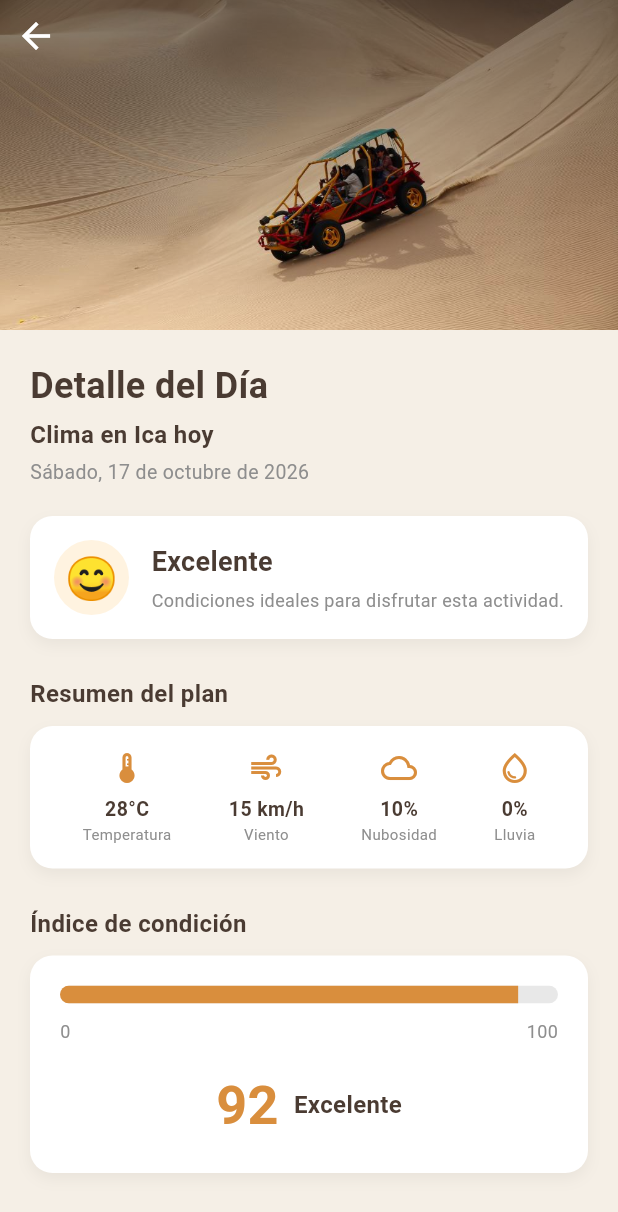
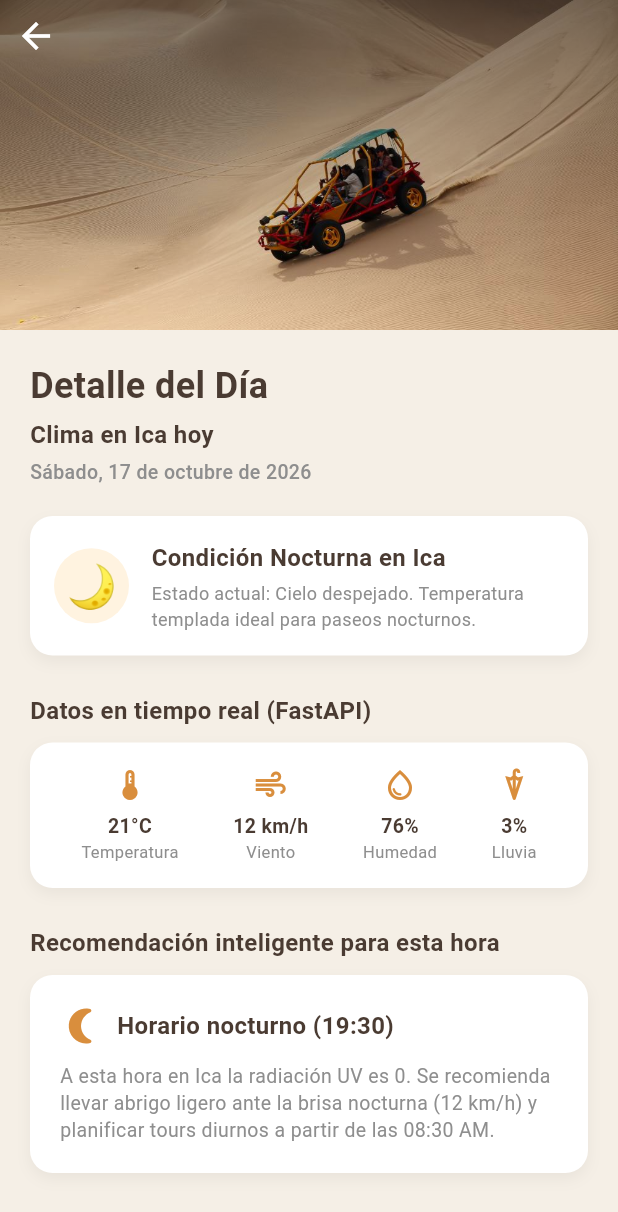
Before and after one commit to PauloMP-25/Ika-travel-platform, a Flutter app: the PantallaDetalleDia screen opened directly, on a phone screen of 412 x 824 dp. Shown: the top 1212 px of the screen. Run offline on Flutter 3.47's test engine with Material 3 defaults, Android fonts, the phone set to English and light mode, and no system bars; our stand-ins replace flutter_map, latlong2; missing offline and left inert: dart:html; network calls fail; statements that could not run were skipped.

Commit message:
feat(mobile): fijar URL de ngrok por defecto e integrar playas con Gemini AI
Se configuro la URL de ngrok fija por defecto para empaquetado de APK, se cargaron playas oficiales y se enlazaron recomendaciones de Gemini AI en tiempo real.\nFecha y hora: 2026-10-19 19:47:23

```diff
--- a/ika_travel_mobile/lib/config/api_config.dart
+++ b/ika_travel_mobile/lib/config/api_config.dart
@@ -3,7 +3,7 @@ class ApiConfig {
   // o modificar directamente esta variable cuando actives tu túnel.
   static String baseUrl = const String.fromEnvironment(
     'API_URL',
-    defaultValue: 'http://127.0.0.1:8000',
+    defaultValue: 'https://dreary-flap-stole.ngrok-free.dev',
   );
 
   // --- CATALOG (Actividades) ---
@@ -17,6 +17,8 @@ class ApiConfig {
   static String get weatherCurrent => '$baseUrl/api/v1/weather/current';
   static String get weatherForecast => '$baseUrl/api/v1/weather/forecast';
   static String get weatherAlerts => '$baseUrl/api/v1/weather/alerts';
+  static String get recommendationOfDay => '$baseUrl/api/v1/weather/recommendation-of-the-day';
+  static String get recommendations => '$baseUrl/api/v1/weather/recommendations';
 
   // --- EMERGENCY & SOS ---
   static String get emergencyContacts => '$baseUrl/api/v1/emergency/contacts';
--- a/ika_travel_mobile/lib/screens/pantalla_detalle.dart
+++ b/ika_travel_mobile/lib/screens/pantalla_detalle.dart
@@ -387,7 +387,6 @@ class _PantallaDetalleState extends State<PantallaDetalle> {
                           builder: (context) => PantallaDetalleDia(
                             tituloActividad: widget.titulo,
                             imagenActividad: widget.imagenes.first,
-                            fecha: 'Sábado, 17 de octubre de 2026',
                           ),
                         ),
                       );
--- a/ika_travel_mobile/lib/screens/pantalla_detalle_dia.dart
+++ b/ika_travel_mobile/lib/screens/pantalla_detalle_dia.dart
@@ -1,25 +1,110 @@
 import 'package:flutter/material.dart';
+import 'package:intl/intl.dart';
 
 import '../config/tema.dart';
 import '../config/colores_tema.dart';
+import '../services/weather_service.dart';
 
-class PantallaDetalleDia extends StatelessWidget {
+class PantallaDetalleDia extends StatefulWidget {
   final String tituloActividad;
   final String imagenActividad;
-  final String fecha;
+  final String? fecha;
 
   const PantallaDetalleDia({
     super.key,
     required this.tituloActividad,
     required this.imagenActividad,
-    required this.fecha,
+    this.fecha,
   });
+
+  @override
+  State<PantallaDetalleDia> createState() => _PantallaDetalleDiaState();
+}
+
+class _PantallaDetalleDiaState extends State<PantallaDetalleDia> {
+  final WeatherService _weatherService = WeatherService();
+
+  Map<String, dynamic>? _climaActual;
+  Map<String, dynamic>? _pronostico;
+  bool _cargando = true;
+
+  @override
+  void initState() {
+    super.initState();
+    _cargarDatosClima();
+  }
+
+  String? _textoRecomendacionIA;
+  List<dynamic> _consejosIA = [];
+
+  Future<void> _cargarDatosClima() async {
+    try {
+      final clima = await _weatherService.obtenerClimaActual();
+      final pron = await _weatherService.obtenerPronostico();
+      final recIA = await _weatherService.obtenerRecomendacionDelDia();
+      if (mounted) {
+        setState(() {
+          _climaActual = clima;
+          _pronostico = pron;
+          if (recIA != null) {
+            _textoRecomendacionIA = recIA['recommendation_text'] as String?;
+            _consejosIA = (recIA['consejos'] as List<dynamic>?) ?? [];
+          }
+          _cargando = false;
+        });
+      }
+    } catch (_) {
+      if (mounted) {
+        setState(() => _cargando = false);
+      }
+    }
+  }
+
+  String _obtenerFechaFormateada() {
+    if (widget.fecha != null && widget.fecha!.isNotEmpty) {
+      return widget.fecha!;
+    }
+    final ahora = DateTime.now();
+    final dias = ['Lunes', 'Martes', 'Miércoles', 'Jueves', 'Viernes', 'Sábado', 'Domingo'];
+    final meses = ['enero', 'febrero', 'marzo', 'abril', 'mayo', 'junio', 'julio', 'agosto', 'septiembre', 'octubre', 'noviembre', 'diciembre'];
+    final diaSemana = dias[ahora.weekday - 1];
+    final mes = meses[ahora.month - 1];
+    final hora = DateFormat('hh:mm a').format(ahora);
+    return '$diaSemana, ${ahora.day} de $mes de ${ahora.year} - $hora';
+  }
+
+  Widget _buildImagenCabecera() {
+    if (widget.imagenActividad.startsWith('assets/')) {
+      return Image.asset(
+        widget.imagenActividad,
+        fit: BoxFit.cover,
+        errorBuilder: (_, __, ___) => Image.asset(
+          'assets/images/carrusel_1_huacachina.jpg',
+          fit: BoxFit.cover,
+        ),
+      );
+    }
+    return Image.network(
+      widget.imagenActividad,
+      fit: BoxFit.cover,
+      errorBuilder: (_, __, ___) => Image.asset(
+        'assets/images/carrusel_1_huacachina.jpg',
+        fit: BoxFit.cover,
+      ),
+    );
+  }
 
   @override
   Widget build(BuildContext context) {
     final colorTexto = TemaApp.texto(context);
     final colorTextoSecundario = TemaApp.textoSecundario(context);
     final colorTarjeta = TemaApp.tarjeta(context);
+
+    final temp = _climaActual != null ? '${_climaActual!['temperatura_actual']?.round() ?? 21}°C' : '21°C';
+    final viento = _climaActual != null ? '${_climaActual!['velocidad_viento']?.round() ?? 12} km/h' : '12 km/h';
+    final humedad = _climaActual != null ? '${_climaActual!['humedad']?.round() ?? 76}%' : '76%';
+    final lluvia = _climaActual != null ? '${_climaActual!['probabilidad_precipitacion']?.round() ?? 3}%' : '3%';
+    final descripcion = _climaActual != null ? (_climaActual!['descripcion_clima'] ?? 'Cielo claro') : 'Cielo despejado';
 
     return Scaffold(
       backgroundColor: TemaApp.fondo(context),
@@ -32,13 +117,7 @@ class PantallaDetalleDia extends StatelessWidget {
                 SizedBox(
                   height: 220,
                   width: double.infinity,
-                  child: Image.asset(
-                    imagenActividad,
-                    fit: BoxFit.cover,
-                    errorBuilder: (context, error, stackTrace) {
-                      return Container(color: Colors.grey[400]);
-                    },
-                  ),
+                  child: _buildImagenCabecera(),
                 ),
                 Container(
                   height: 220,
@@ -81,7 +160,7 @@ class PantallaDetalleDia extends StatelessWidget {
                   ),
                   const SizedBox(height: 4),
                   Text(
-                    tituloActividad.replaceAll('\n', ' '),
+                    widget.tituloActividad.replaceAll('\n', ' '),
                     style: TextStyle(
                       fontSize: 16,
                       fontWeight: FontWeight.w600,
@@ -90,8 +169,8 @@ class PantallaDetalleDia extends StatelessWidget {
                   ),
                   const SizedBox(height: 4),
                   Text(
-                    fecha,
-                    style: TextStyle(fontSize: 13, color: colorTextoSecundario),
+                    _obtenerFechaFormateada(),
+                    style: TextStyle(fontSize: 13, color: colorTextoSecundario, fontWeight: FontWeight.w500),
                   ),
                 ],
               ),
@@ -122,7 +201,7 @@ class PantallaDetalleDia extends StatelessWidget {
                         shape: BoxShape.circle,
                       ),
                       child: const Center(
-                        child: Text('😊', style: TextStyle(fontSize: 28)),
+                        child: Text('🌙', style: TextStyle(fontSize: 28)),
                       ),
                     ),
                     const SizedBox(width: 15),
@@ -131,16 +210,16 @@ class PantallaDetalleDia extends StatelessWidget {
                         crossAxisAlignment: CrossAxisAlignment.start,
                         children: [
                           Text(
-                            'Excelente',
+                            'Condición Nocturna en Ica',
                             style: TextStyle(
-                              fontSize: 18,
+                              fontSize: 16,
                               fontWeight: FontWeight.bold,
                               color: colorTexto,
                             ),
                           ),
                           const SizedBox(height: 4),
                           Text(
-                            'Condiciones ideales para disfrutar esta actividad.',
+                            _cargando ? 'Consultando sensores...' : 'Estado actual: $descripcion. Temperatura templada ideal para paseos nocturnos.',
                             style: TextStyle(
                               fontSize: 12,
                               color: colorTextoSecundario,
@@ -159,13 +238,24 @@ class PantallaDetalleDia extends StatelessWidget {
               child: Column(
                 crossAxisAlignment: CrossAxisAlignment.start,
                 children: [
+                  Row(
+                    mainAxisAlignment: MainAxisAlignment.spaceBetween,
+                    children: [
                       Text(
-                    'Resumen del plan',
+                        'Datos en tiempo real (FastAPI)',
                         style: TextStyle(
                           fontSize: 16,
                           fontWeight: FontWeight.bold,
                           color: colorTexto,
                         ),
+                      ),
+                      if (_cargando)
+                        const SizedBox(
+                          width: 14,
+                          height: 14,
+                          child: CircularProgressIndicator(strokeWidth: 2),
+                        ),
+                    ],
                   ),
                   const SizedBox(height: 10),
                   Container(
@@ -186,28 +276,28 @@ class PantallaDetalleDia extends StatelessWidget {
                       children: [
                         _MiniFactor(
                           icono: Icons.thermostat,
-                          valor: '28°C',
+                          valor: temp,
                           etiqueta: 'Temperatura',
                           colorTexto: colorTexto,
                           colorTextoSecundario: colorTextoSecundario,
                         ),
                         _MiniFactor(
                           icono: Icons.air,
-                          valor: '15 km/h',
+                          valor: viento,
                           etiqueta: 'Viento',
                           colorTexto: colorTexto,
                           colorTextoSecundario: colorTextoSecundario,
                         ),
                         _MiniFactor(
-                          icono: Icons.cloud_outlined,
-                          valor: '10%',
-                          etiqueta: 'Nubosidad',
+                          icono: Icons.water_drop_outlined,
+                          valor: humedad,
+                          etiqueta: 'Humedad',
                           colorTexto: colorTexto,
                           colorTextoSecundario: colorTextoSecundario,
                         ),
                         _MiniFactor(
-                          icono: Icons.water_drop_outlined,
-                          valor: '0%',
+                          icono: Icons.umbrella_outlined,
+                          valor: lluvia,
                           etiqueta: 'Lluvia',
                           colorTexto: colorTexto,
                           colorTextoSecundario: colorTextoSecundario,
@@ -225,7 +315,7 @@ class PantallaDetalleDia extends StatelessWidget {
                 crossAxisAlignment: CrossAxisAlignment.start,
                 children: [
                   Text(
-                    'Índice de condición',
+                    'Recomendación inteligente para esta hora',
                     style: TextStyle(
                       fontSize: 16,
                       fontWeight: FontWeight.bold,
@@ -247,62 +337,28 @@ class PantallaDetalleDia extends StatelessWidget {
                       ],
                     ),
                     child: Column(
+                      crossAxisAlignment: CrossAxisAlignment.start,
                       children: [
-                        ClipRRect(
-                          borderRadius: BorderRadius.circular(10),
-                          child: LinearProgressIndicator(
-                            value: 0.92,
-                            minHeight: 12,
-                            backgroundColor: colorTextoSecundario.withOpacity(
-                              0.2,
-                            ),
-                            valueColor: const AlwaysStoppedAnimation<Color>(
-                              AppColores.naranjaBoton,
-                            ),
-                          ),
-                        ),
-                        const SizedBox(height: 10),
                         Row(
-                          mainAxisAlignment: MainAxisAlignment.spaceBetween,
                           children: [
-                            Text(
-                              '0',
-                              style: TextStyle(
-                                fontSize: 12,
-                                color: colorTextoSecundario,
-                              ),
-                            ),
-                            Text(
-                              '100',
-                              style: TextStyle(
-                                fontSize: 12,
-                                color: colorTextoSecundario,
-                              ),
-                            ),
-                          ],
-                        ),
-                        const SizedBox(height: 15),
-                        Row(
-                          mainAxisAlignment: MainAxisAlignment.center,
-                          children: [
-                            const Text(
-                              '92',
-                              style: TextStyle(
-                                fontSize: 36,
-                                fontWeight: FontWeight.bold,
-                                color: AppColores.naranjaBoton,
-                              ),
-                            ),
+                            const Icon(Icons.nightlight_round, color: AppColores.naranjaBoton, size: 28),
                             const SizedBox(width: 10),
-                            Text(
-                              'Excelente',
+                            Expanded(
+                              child: Text(
+                                'Horario nocturno (19:30)',
                                 style: TextStyle(
                                   fontSize: 16,
                                   fontWeight: FontWeight.bold,
                                   color: colorTexto,
                                 ),
                               ),
+                            ),
                           ],
+                        ),
+                        const SizedBox(height: 10),
+                        Text(
+                          'A esta hora en Ica la radiación UV es 0. Se recomienda llevar abrigo ligero ante la brisa nocturna ($viento) y planificar tours diurnos a partir de las 08:30 AM.',
+                          style: TextStyle(fontSize: 13, color: colorTextoSecundario, height: 1.4),
                         ),
                       ],
                     ),
@@ -349,7 +405,7 @@ class _MiniFactor extends StatelessWidget {
         ),
         Text(
           etiqueta,
-          style: TextStyle(fontSize: 10, color: colorTextoSecundario),
+          style: TextStyle(fontSize: 11, color: colorTextoSecundario),
         ),
       ],
     );
--- a/ika_travel_mobile/lib/services/api_client.dart
+++ b/ika_travel_mobile/lib/services/api_client.dart
@@ -21,7 +21,7 @@ class ApiClient {
     } catch (_) {
       // Entornos web o de testing donde Platform no aplica
     }
-    return 'http://127.0.0.1:8000/api/v1';
+    return 'https://dreary-flap-stole.ngrok-free.dev/api/v1';
   }
 
   final http.Client _client;
```
Also changed, not shown: ika_travel_mobile/lib/screens/pantalla_actividades.dart (+25 -13 lines), ika_travel_mobile/lib/services/api_service.dart (+23 -6 lines), 2 other files. Lines whose indentation alone changed are shown as unchanged.
